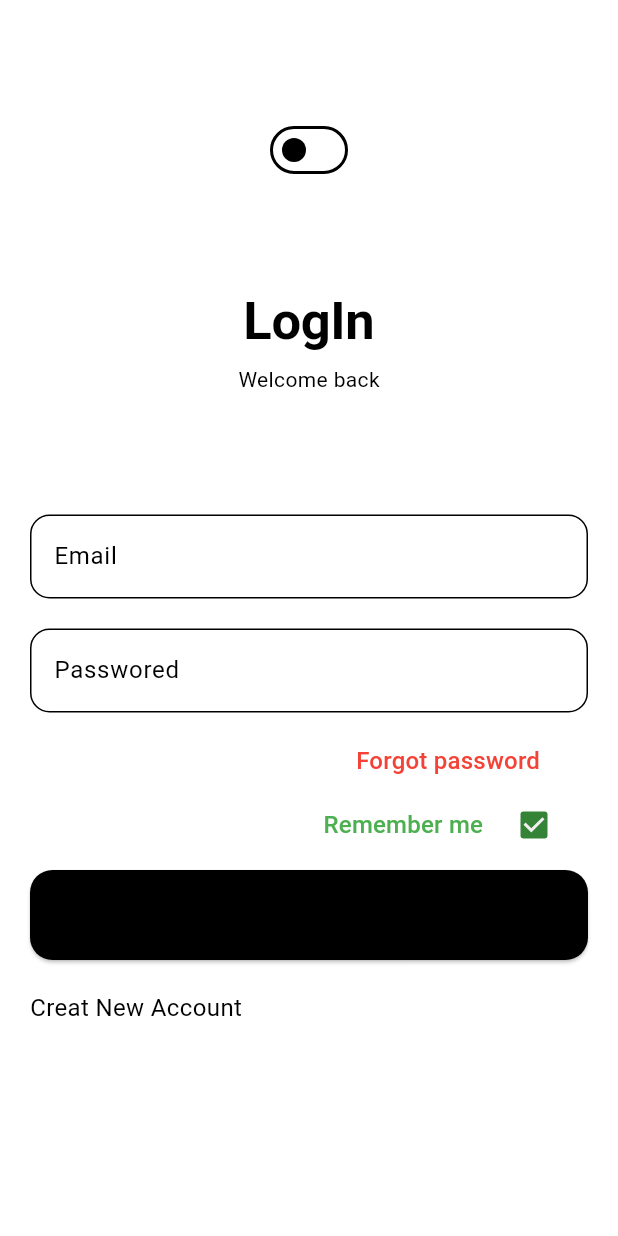
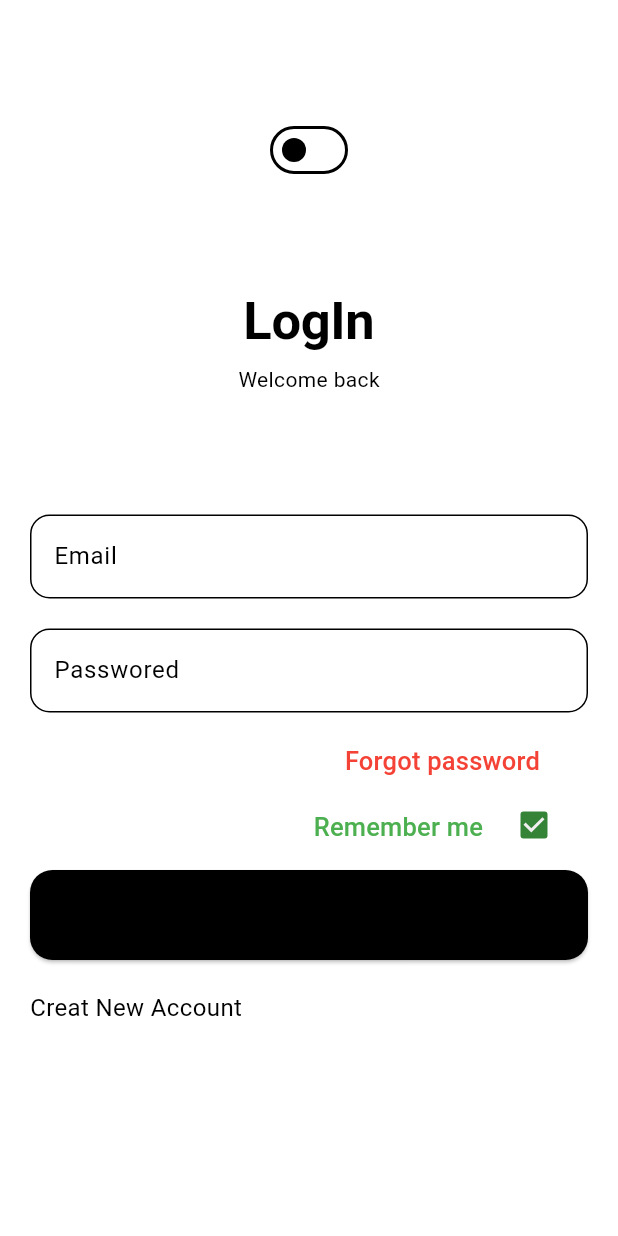
Before and after one commit to AyeshaIdrees123/notes, a Flutter app: the screen it shows after launch, on a phone screen of 412 x 824 dp. Run offline on Flutter 3.47's test engine with Material 3 defaults, Android fonts, the phone set to English and light mode, and no system bars; our stand-ins replace cloud_firestore, firebase_auth, firebase_core, flutter_bloc, flutter_slidable, shared_preferences; missing offline and left inert: flutter_overlay_loader; accounts and stored records are empty.

Commit message:
Update fontSIze

```diff
--- a/lib/widgets/app_theme.dart
+++ b/lib/widgets/app_theme.dart
@@ -38,7 +38,7 @@ class AppTheme {
   static const _primaryColor = Color.fromRGBO(59, 59, 59, 1);
   static const _displayLarge =
       TextStyle(fontSize: 35, fontWeight: FontWeight.bold);
-  static const _titleMedium = TextStyle(fontSize: 16, color: Colors.red);
+  static const _titleMedium = TextStyle(fontSize: 17, color: Colors.red);
   static final _elevatedButtonTheme = ElevatedButtonThemeData(
       style: ElevatedButton.styleFrom(
           backgroundColor: Colors.black,
```
